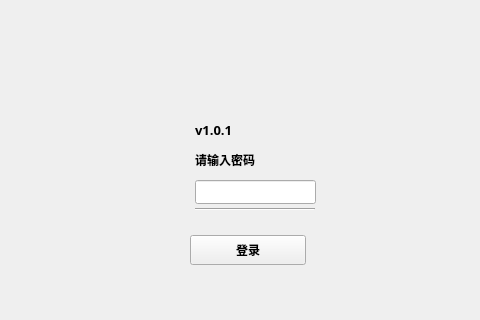
First picture: the form in lockpage.ui, repository HcashOrg/hx-indicator, before the edit; both pictures show x 110 to 590 and y 120 to 440 of the 960 by 580 pixel window.
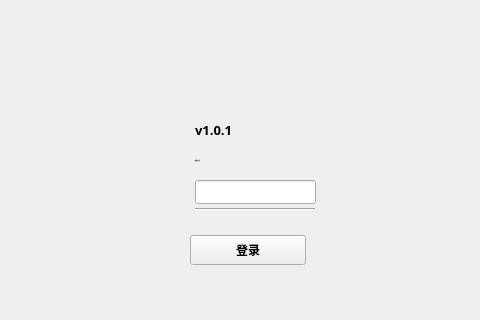
Second picture: the form after the edit.

Diff of the .ui file:
```diff
--- a/lockpage.ui
+++ b/lockpage.ui
@@ -31,9 +31,17 @@
    </property>
    <property name="font">
     <font>
-     <family>Microsoft YaHei UI Light</family>
+     <family>微软雅黑</family>
+     <pointsize>-1</pointsize>
+     <weight>50</weight>
+     <italic>false</italic>
+     <bold>false</bold>
     </font>
    </property>
+   <property name="styleSheet">
+    <string notr="true">QLabel{color:rgb(51,51,51);font: 12px &quot;微软雅黑&quot;;}
+</string>
+   </property>
    <property name="text">
     <string>请输入密码</string>
    </property>
```
